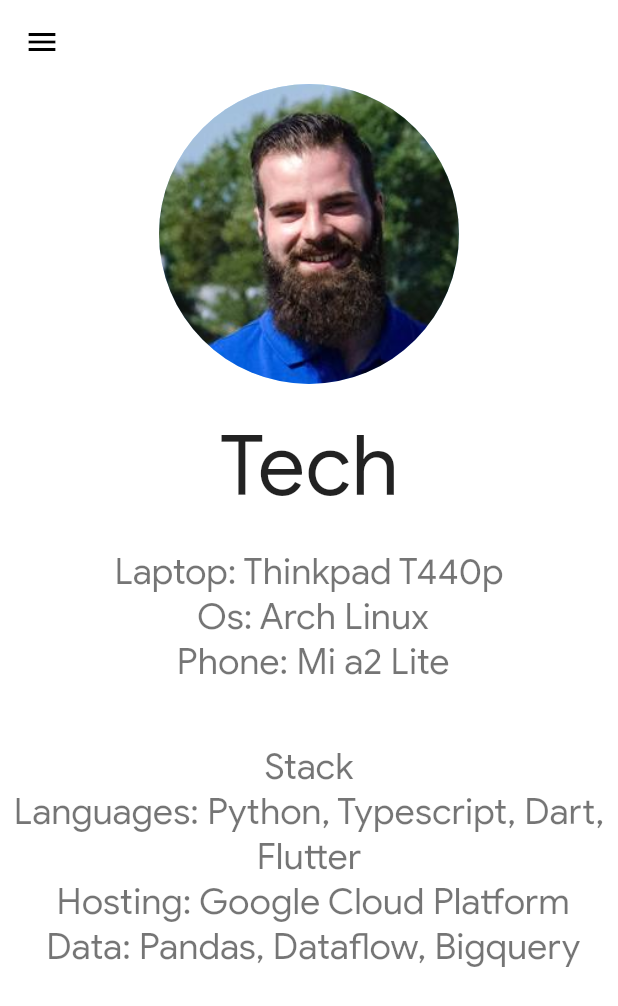
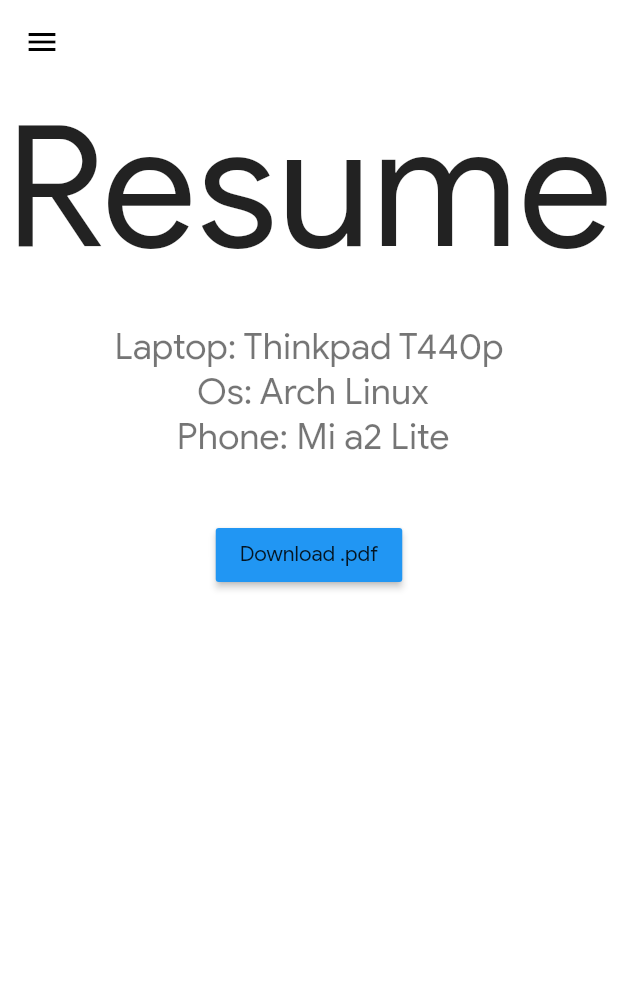
Before and after one commit to VitoMinheere/flutter_blog, a Flutter app: the ResumePage screen opened directly, on a phone screen of 412 x 824 dp. Shown: the top 1006 px of the screen. Run offline on Flutter 3.47's test engine with Material 2 defaults, Android fonts, the phone set to English and light mode, and no system bars; missing offline and left inert: dart:html.

Commit message:
Open resume pdf from Google Drive link

```diff
--- a/lib/config/assets.dart
+++ b/lib/config/assets.dart
@@ -5,4 +5,5 @@
   static const instagram = 'assets/instagram.png';
   static const linkedin = 'assets/linkedin.png';
   static const strava = 'assets/strava.png';
+  static const resume_pdf = 'assets/resume/cv.pdf';
 }
--- a/lib/config/constants.dart
+++ b/lib/config/constants.dart
@@ -6,4 +6,6 @@
   static const PROFILE_INSTAGRAM =
       'https://www.instagram.com/kapitein_kruishef/';
   static const PROFILE_STRAVA = 'https://www.strava.com/athletes/21807286';
+  static const RESUME_EN =
+      "https://drive.google.com/open?id=1byZwnH8sRoGn6nG4j6GCSFlEAjY8OC1w";
 }
--- a/lib/pages/resume_page.dart
+++ b/lib/pages/resume_page.dart
@@ -1,9 +1,11 @@
 import 'package:flutter/material.dart';
 
 import 'package:flutter/material.dart';
+import 'package:blog/config/constants.dart';
 import 'package:blog/config/assets.dart';
-import 'package:blog/widgets/responsive_widget.dart';
 import 'package:blog/widgets/drawer_widget.dart';
+import 'dart:html' as html;
+import 'package:http/http.dart' as http;
 
 class ResumePage extends StatelessWidget {
   @override
@@ -17,16 +19,9 @@
             child: Column(
               crossAxisAlignment: CrossAxisAlignment.center,
               children: <Widget>[
-                CircleAvatar(
-                  radius: 100,
-                  backgroundImage: Image.asset(Assets.avatar).image,
-                ),
-                SizedBox(
-                  height: 20,
-                ),
                 Text(
-                  'Tech',
-                  textScaleFactor: 4,
+                  'Resume',
+                  textScaleFactor: 8,
                 ),
                 SizedBox(
                   height: 20,
@@ -40,17 +35,9 @@
                 SizedBox(
                   height: 40,
                 ),
-                Text(
-                  'Stack',
-                  style: Theme.of(context).textTheme.caption,
-                  textScaleFactor: 2,
-                  textAlign: TextAlign.center,
-                ),
-                Text(
-                  'Languages: Python, Typescript, Dart, Flutter\n Hosting: Google Cloud Platform \n Data: Pandas, Dataflow, Bigquery',
-                  style: Theme.of(context).textTheme.caption,
-                  textScaleFactor: 2,
-                  textAlign: TextAlign.center,
+                RaisedButton(
+                  child: Text('Download .pdf'),
+                  onPressed: () => html.window.open(Constants.RESUME_EN, 'pdf'),
                 ),
               ],
             ),
--- a/lib/tabs/blog_tab.dart
+++ b/lib/tabs/blog_tab.dart
@@ -1,6 +1,5 @@
 import 'dart:html' as html;
 
-import 'package:blog/config/constants.dart';
 import 'package:blog/models/blog_model.dart';
 import 'package:blog/provider/api_provider.dart';
 import 'package:blog/widgets/blog_widget.dart';
```
